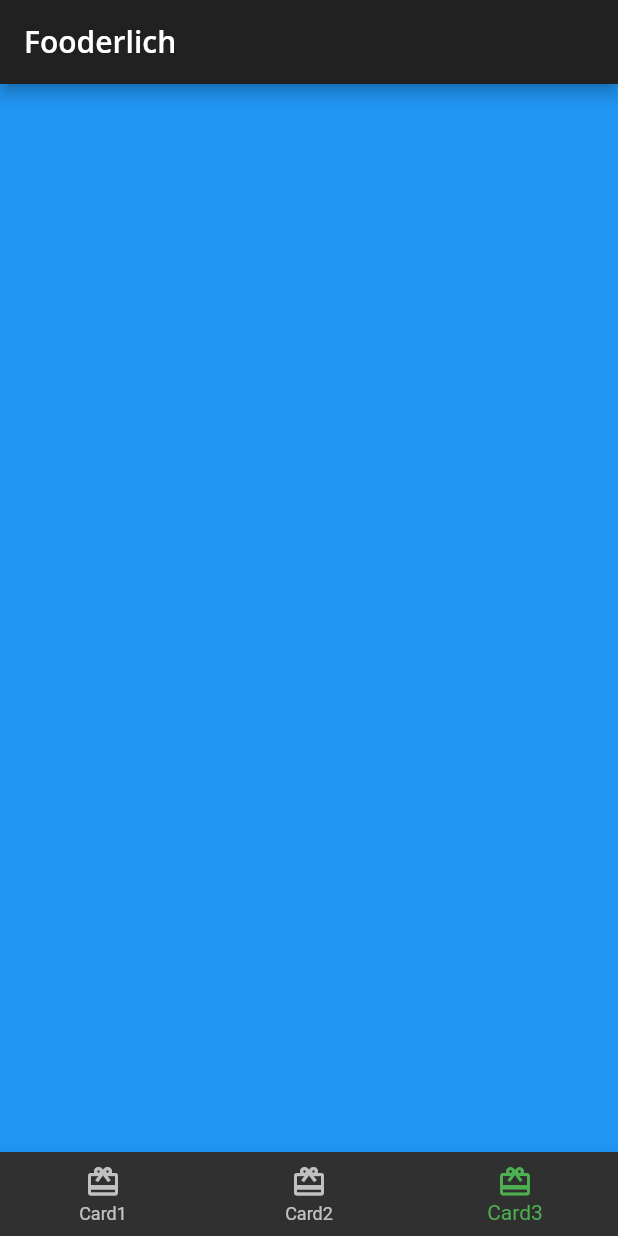
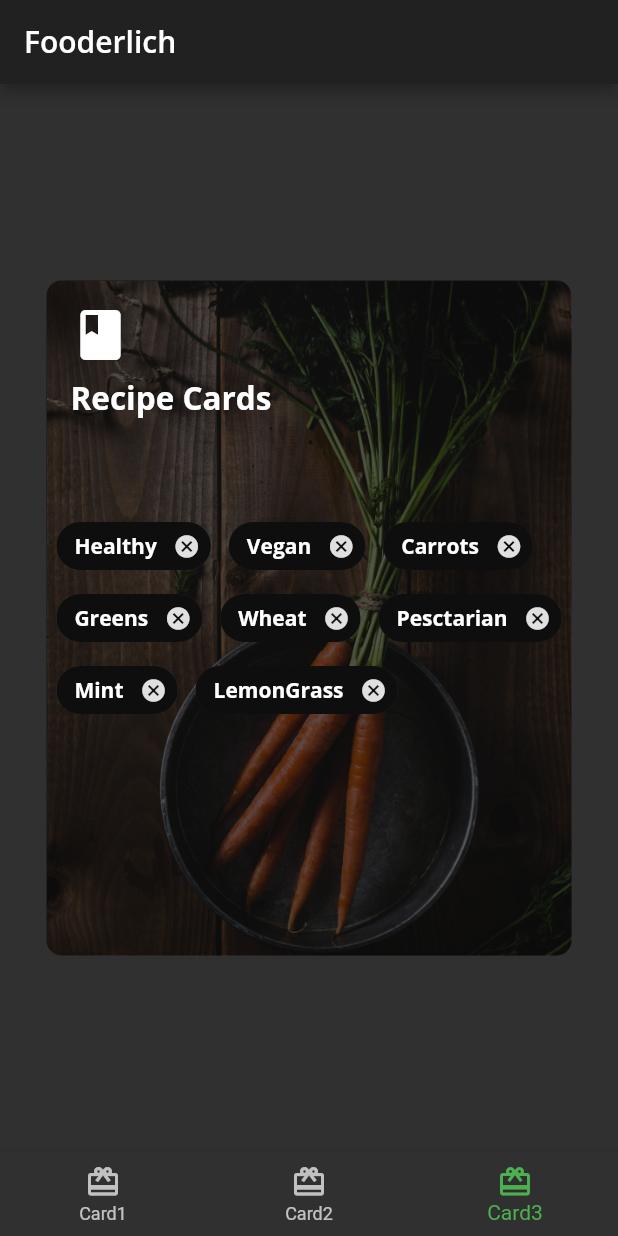
Before and after one commit to destifo/Flutter-apprentice-book-projects, a Flutter app: the screen it shows after launch, item 3 of the bottom bar chosen, on a phone screen of 412 x 824 dp. Run offline on Flutter 3.47's test engine with Material 2 defaults, Android fonts, the phone set to English and light mode, and no system bars; our stand-ins replace google_fonts.

Commit message:
added chapter 3 project implementation

```diff
--- /dev/null
+++ b/chapter 3/widgets_indepth/lib/card3.dart
@@ -0,0 +1,143 @@
+import 'package:flutter/material.dart';
+import 'package:widgets_indepth/fooderlich_theme.dart';
+import 'package:widgets_indepth/main.dart';
+
+class Card3 extends StatelessWidget {
+  const Card3({Key? key}) : super(key: key);
+
+  @override
+  Widget build(BuildContext context) {
+    // TODO: implement build
+    return Center(
+      child: Container(
+        constraints: BoxConstraints.expand(
+          width: 350,
+          height: 450,
+        ),
+        //padding: EdgeInsets.all(16),
+        child: Stack(
+          children: [
+            Container(
+              decoration: BoxDecoration(
+                  color: Colors.black.withOpacity(0.6),
+                  borderRadius: BorderRadius.all(Radius.circular(10))),
+            ),
+            Container(
+              padding: const EdgeInsets.all(16),
+              child: Column(
+                crossAxisAlignment: CrossAxisAlignment.start,
+                children: [
+                  const Icon(
+                    Icons.book,
+                    color: Colors.white,
+                    size: 40,
+                  ),
+                  SizedBox(
+                    height: 8,
+                  ),
+                  Text("Recipe Cards",
+                      style: FooderlichTheme.darkTextTheme.headline2),
+                  const SizedBox(
+                    height: 30,
+                  )
+                ],
+              ),
+            ),
+            Center(
+              child: Wrap(
+                alignment: WrapAlignment.start,
+                spacing: 12,
+                children: [
+                  Chip(
+                    label: Text(
+                      "Healthy",
+                      style: FooderlichTheme.darkTextTheme.bodyText1,
+                    ),
+                    backgroundColor: Colors.black.withOpacity(0.7),
+                    onDeleted: () {
+                      print("Deleted");
+                    },
+                  ),
+                  Chip(
+                    label: Text(
+                      "Vegan",
+                      style: FooderlichTheme.darkTextTheme.bodyText1,
+                    ),
+                    backgroundColor: Colors.black.withOpacity(0.7),
+                    onDeleted: () {
+                      print("Deleted");
+                    },
+                  ),
+                  Chip(
+                    label: Text(
+                      "Carrots",
+                      style: FooderlichTheme.darkTextTheme.bodyText1,
+                    ),
+                    backgroundColor: Colors.black.withOpacity(0.7),
+                    onDeleted: () {
+                      print("Deleted");
+                    },
+                  ),
+                  Chip(
+                    label: Text(
+                      "Greens",
+                      style: FooderlichTheme.darkTextTheme.bodyText1,
+                    ),
+                    backgroundColor: Colors.black.withOpacity(0.7),
+                    onDeleted: () {
+                      print("Deleted");
+                    },
+                  ),
+                  Chip(
+                    label: Text(
+                      "Wheat",
+                      style: FooderlichTheme.darkTextTheme.bodyText1,
+                    ),
+                    backgroundColor: Colors.black.withOpacity(0.7),
+                    onDeleted: () {
+                      print("Deleted");
+                    },
+                  ),
+                  Chip(
+                    label: Text(
+                      "Pesctarian",
+                      style: FooderlichTheme.darkTextTheme.bodyText1,
+                    ),
+                    backgroundColor: Colors.black.withOpacity(0.7),
+                    onDeleted: () {
+                      print("Deleted");
+                    },
+                  ),
+                  Chip(
+                    label: Text(
+                      "Mint",
+                      style: FooderlichTheme.darkTextTheme.bodyText1,
+                    ),
+                    backgroundColor: Colors.black.withOpacity(0.7),
+                    onDeleted: () {
+                      print("Deleted");
+                    },
+                  ),
+                  Chip(
+                    label: Text(
+                      "LemonGrass",
+                      style: FooderlichTheme.darkTextTheme.bodyText1,
+                    ),
+                    backgroundColor: Colors.black.withOpacity(0.7),
+                    onDeleted: () {
+                      print("Deleted");
+                    },
+                  )
+                ],
+              ),
+            )
+          ],
+        ),
+        decoration: BoxDecoration(
+            borderRadius: const BorderRadius.all(Radius.circular(10.0)),
+            image: DecorationImage(
+                image: AssetImage("assets/mag2.png"), fit: BoxFit.cover)),
+      ),
+    );
+  }
+}
--- a/chapter 3/widgets_indepth/lib/home.dart
+++ b/chapter 3/widgets_indepth/lib/home.dart
@@ -1,5 +1,7 @@
 import 'package:flutter/material.dart';
 import 'card1.dart';
+import 'card2.dart';
+import 'card3.dart';
 
 class Home extends StatefulWidget {
   const Home({Key? key}) : super(key: key);
@@ -17,13 +19,9 @@ class _HomeState extends State<Home> {
   static List<Widget> pages = <Widget>[
     const Card1(),
     // TODO: Replace with Card2
-    Container(
-      color: Colors.green,
-    ),
+    const Card2(),
     // TODO: Replace with Card3
-    Container(
-      color: Colors.blue,
-    ),
+    const Card3(),
   ];
 
   void _onItemTapped(int index) {
--- a/chapter 3/widgets_indepth/pubspec.yaml
+++ b/chapter 3/widgets_indepth/pubspec.yaml
@@ -58,6 +58,8 @@ flutter:
   # the material Icons class.
   uses-material-design: true
 
+  assets:
+    - assets/
   # To add assets to your application, add an assets section, like this:
   # assets:
   #   - images/a_dot_burr.jpeg
```
Also changed, not shown: chapter 3/widgets_indepth/lib/author_card.dart (added, +59 -0 lines), chapter 3/widgets_indepth/lib/card1.dart (+42 -1 lines), chapter 3/widgets_indepth/lib/card2.dart (added, +57 -0 lines), chapter 3/widgets_indepth/lib/circular_image.dart (added, +25 -0 lines).
